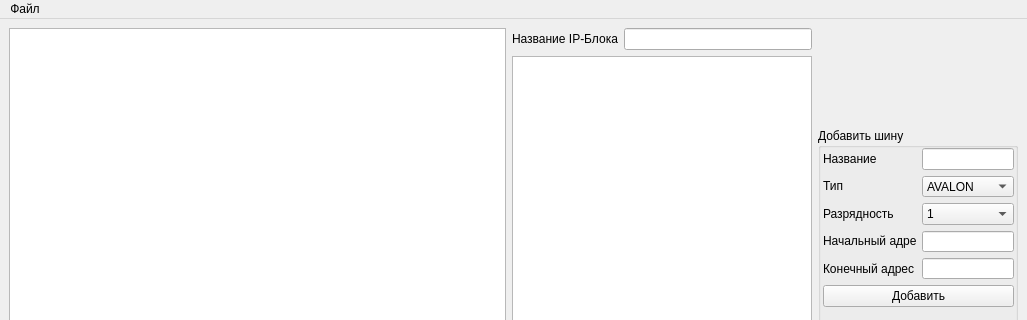
Before: the Qt Designer form mainwindow.ui in IraSoro/front-end-systems-engineering, drawn with Qt 5; both pictures show x 0 to 1027 and y 0 to 320 of the 1027 by 492 pixel window.
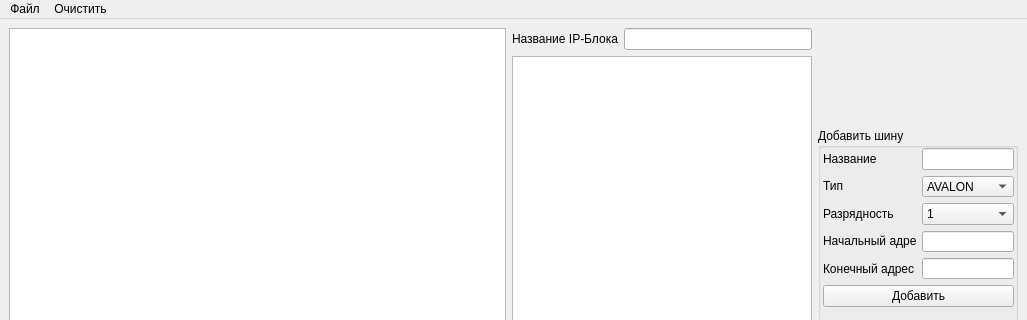
After: the same form once the commit is applied.

Commit message: Fixed clear scene

The edit to the form file:
```diff
--- a/mainwindow.ui
+++ b/mainwindow.ui
@@ -250,7 +250,14 @@
     <addaction name="action"/>
     <addaction name="action_2"/>
    </widget>
+   <widget class="QMenu" name="menu_2">
+    <property name="title">
+     <string>Очистить</string>
+    </property>
+    <addaction name="action_4"/>
+   </widget>
    <addaction name="menu"/>
+   <addaction name="menu_2"/>
   </widget>
   <widget class="QStatusBar" name="statusbar"/>
   <action name="action">
```
Left out of the diff: 10 changed lines with no effect on the pictures. The commit also changes 2 other files.
